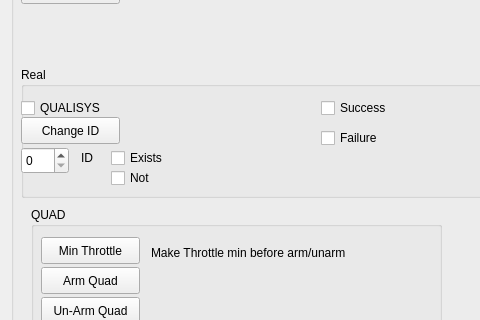
Old version of the form gui/src/gui/saver_mavros.ui in the repository roussePaul/quadcoptersSML; both pictures show x 0 to 480 and y 104 to 424 of the 636 by 598 pixel window.
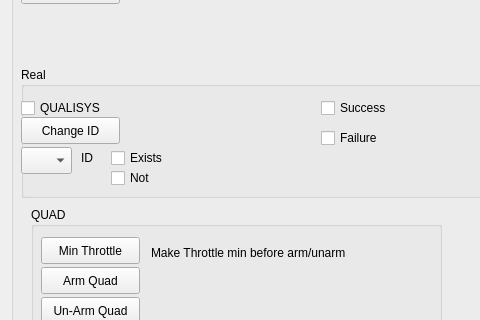
New version of the form.

Commit message:
Make mocap body selection field a drop down menu with available bodies
The entries are updated when mocap is activated.

```diff
--- a/gui/src/gui/saver_mavros.ui
+++ b/gui/src/gui/saver_mavros.ui
@@ -112,16 +112,6 @@
         <string>Failure</string>
        </property>
       </widget>
-      <widget class="QSpinBox" name="ID">
-       <property name="geometry">
-        <rect>
-         <x>0</x>
-         <y>80</y>
-         <width>48</width>
-         <height>27</height>
-        </rect>
-       </property>
-      </widget>
       <widget class="QLabel" name="label">
        <property name="geometry">
         <rect>
@@ -174,6 +164,16 @@
         <string>Change ID</string>
        </property>
       </widget>
+      <widget class="QComboBox" name="MocapID">
+       <property name="geometry">
+        <rect>
+         <x>0</x>
+         <y>80</y>
+         <width>51</width>
+         <height>27</height>
+        </rect>
+       </property>
+      </widget>
      </widget>
      <widget class="QPushButton" name="ResetSimulator">
       <property name="geometry">
```
The commit also changes 6 other files.
